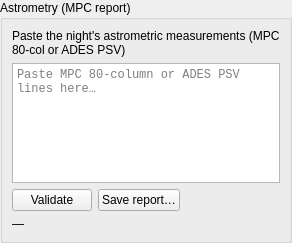
Old version of the form nightscribe/gui/ui/visit_mpc_block.ui in the repository irydeo/nightscribe.
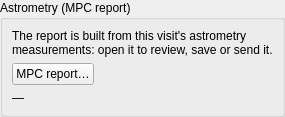
New version of the form.

Commit message: release: keep the ADRs internal, share the MPC report, choose the catalogue

```diff
--- a/nightscribe/gui/ui/visit_mpc_block.ui
+++ b/nightscribe/gui/ui/visit_mpc_block.ui
@@ -10,12 +10,10 @@
  <widget class="QGroupBox" name="grp_mpc">
   <property name="title"><string>Astrometry (MPC report)</string></property>
   <layout class="QVBoxLayout" name="vbox_mpc"><property name="leftMargin"><number>9</number></property><property name="topMargin"><number>9</number></property><property name="rightMargin"><number>9</number></property><property name="bottomMargin"><number>9</number></property>
-   <item><widget class="QLabel" name="lbl_mpc_hint"><property name="text"><string>Paste the night's astrometric measurements (MPC 80-col or ADES PSV)</string></property><property name="wordWrap"><bool>true</bool></property></widget></item>
-   <item><widget class="QTextEdit" name="txt_mpc"><property name="maximumSize"><size><width>16777215</width><height>120</height></size></property><property name="acceptRichText"><bool>false</bool></property><property name="placeholderText"><string>Paste MPC 80-column or ADES PSV lines here…</string></property><property name="font"><font><family>Monospace</family></font></property></widget></item>
+   <item><widget class="QLabel" name="lbl_mpc_hint"><property name="text"><string>The report is built from this visit's astrometry measurements: open it to review, save or send it.</string></property><property name="wordWrap"><bool>true</bool></property></widget></item>
    <item>
     <layout class="QHBoxLayout" name="row_mpc">
-     <item><widget class="QPushButton" name="vp_mpc_validate"><property name="text"><string>Validate</string></property></widget></item>
-     <item><widget class="QPushButton" name="vp_mpc_save"><property name="text"><string>Save report…</string></property></widget></item>
+     <item><widget class="QPushButton" name="vp_mpc_open"><property name="text"><string>MPC report…</string></property></widget></item>
      <item><spacer name="hsp_mpc"><property name="orientation"><enum>Qt::Horizontal</enum></property><property name="sizeHint" stdset="0"><size><width>40</width><height>20</height></size></property></spacer></item>
     </layout>
    </item>
```
Left out of the diff: 8 changed lines with no effect on the pictures. The commit also changes 41 other files.
